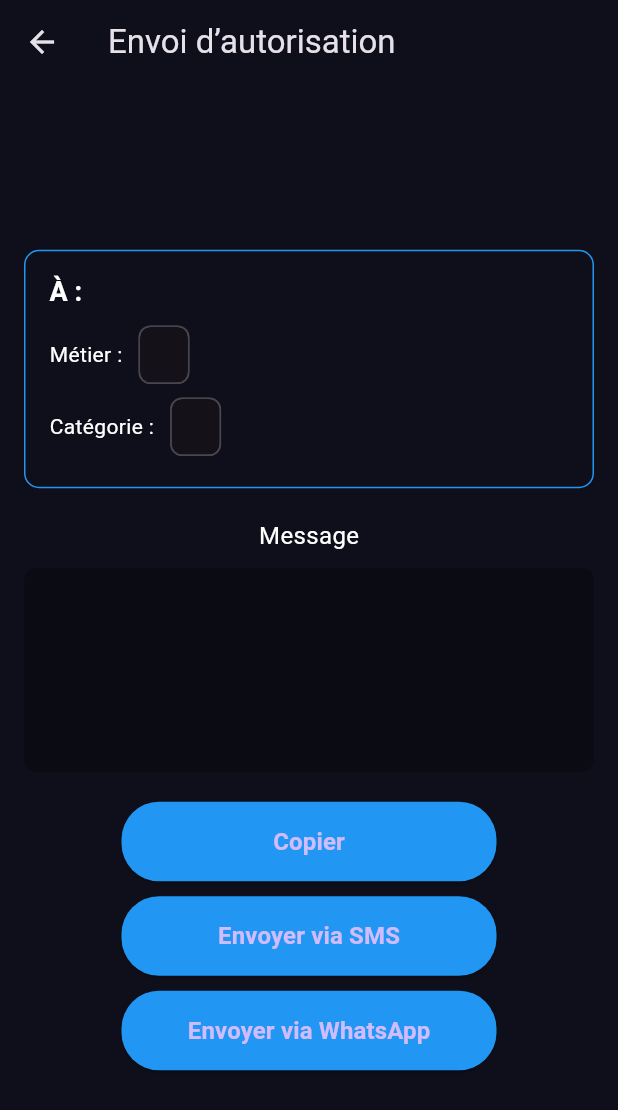
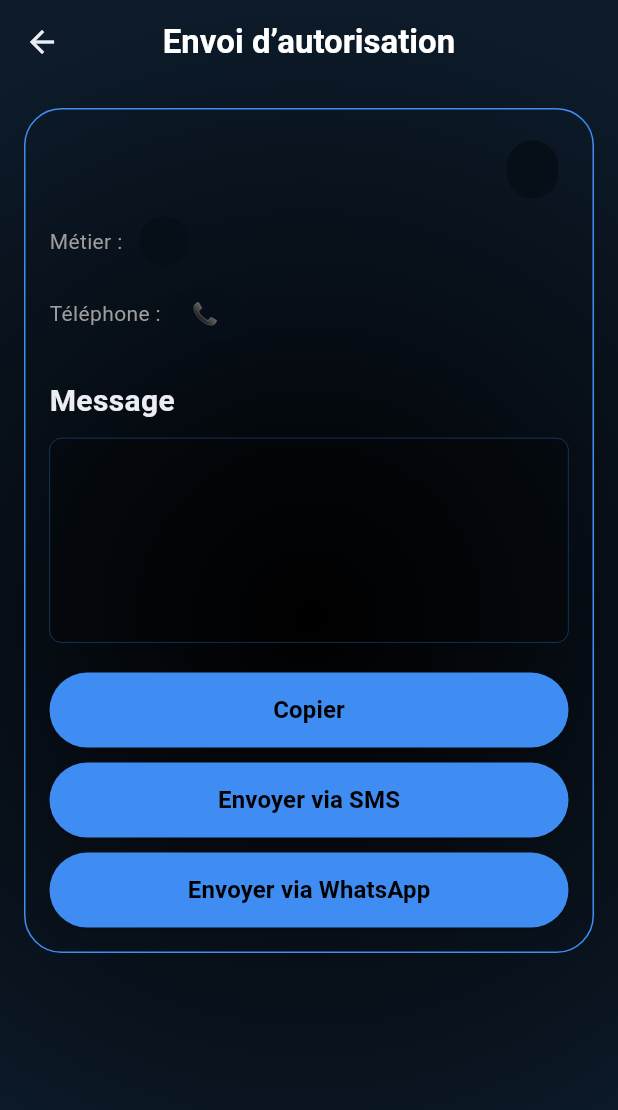
Before and after one commit to thibaultpkahn/RelayMe, a Flutter app: the AuthorizationRequestScreen screen opened directly with empty values, on a phone screen of 412 x 824 dp. Shown: the top 1110 px of the screen. Run offline on Flutter 3.47's test engine with Material 3 defaults, Android fonts, the phone set to English and light mode, and no system bars; our stand-ins replace cloud_firestore, firebase_core; accounts and stored records are empty.

Commit message:
Front de la page autorisations

```diff
--- a/lib/screens/AuthorizationRequestScreen.dart
+++ b/lib/screens/AuthorizationRequestScreen.dart
@@ -1,12 +1,14 @@
 import 'package:flutter/material.dart';
 import 'package:url_launcher/url_launcher.dart';
 import 'package:flutter/services.dart';
+import 'package:relay_me/theme/colors.dart'; // Assurez-vous d'importer vos couleurs
 
 class AuthorizationRequestScreen extends StatefulWidget {
   final String contactName;
   final String job;
   final String category;
   final String initialMessage;
+  final String phone;
 
   const AuthorizationRequestScreen({
     super.key,
@@ -14,6 +16,7 @@ class AuthorizationRequestScreen extends StatefulWidget {
     required this.job,
     required this.category,
     required this.initialMessage,
+    required this.phone
   });
 
   @override
@@ -63,66 +66,158 @@ class _AuthorizationRequestScreenState extends State<AuthorizationRequestScreen>
   @override
   Widget build(BuildContext context) {
     return Scaffold(
-      backgroundColor: const Color(0xFF0E0F1A),
+      backgroundColor: Colors.transparent,
+      extendBodyBehindAppBar: true,
       appBar: AppBar(
-        title: const Text("Envoi d’autorisation"),
         backgroundColor: Colors.transparent,
         elevation: 0,
+        title: const Text(
+          "Envoi d’autorisation",
+          style: TextStyle(
+            color: AppColors.title,
+            fontWeight: FontWeight.bold,
           ),
-      body: Center(
+        ),
+        centerTitle: true,
+        leading: IconButton(
+          icon: const Icon(Icons.arrow_back, color: AppColors.whiteText),
+          onPressed: () => Navigator.pop(context),
+        ),
+      ),
+      body: Container(
+        height: double.infinity,
+        decoration: const BoxDecoration(
+          gradient: RadialGradient(
+            center: Alignment.center,
+            radius: 1.0,
+            colors: [
+              Colors.black,
+              Color(0xFF0D1B2A),
+            ],
+            stops: [0.0, 1.0],
+          ),
+        ),
+        child: SafeArea(
           child: Padding(
+            padding: const EdgeInsets.symmetric(horizontal: 16.0),
+            child: SingleChildScrollView(
+              child: Column(
+                crossAxisAlignment: CrossAxisAlignment.start,
+                children: [
+                  const SizedBox(height: 16),
+                  Container(
                     padding: const EdgeInsets.all(16.0),
-          child: Column(
-            mainAxisAlignment: MainAxisAlignment.center, // Centrage vertical
-            crossAxisAlignment: CrossAxisAlignment.center, // Centrage horizontal
-            children: [
-              Container(
-                padding: const EdgeInsets.all(16),
                     decoration: BoxDecoration(
-                  border: Border.all(color: Colors.blue),
-                  borderRadius: BorderRadius.circular(10),
+                      border: Border.all(
+                        color: AppColors.primary,
+                        width: 1.0,
+                      ),
+                      borderRadius: BorderRadius.circular(25),
                     ),
                     child: Column(
                       crossAxisAlignment: CrossAxisAlignment.start,
                       children: [
-                    RichText(
-                      text: TextSpan(
-                        style: const TextStyle(fontSize: 18, color: Colors.white),
+                        Row(
+                          mainAxisAlignment: MainAxisAlignment.spaceBetween,
                           children: [
-                          const TextSpan(text: "À : ", style: TextStyle(fontWeight: FontWeight.bold)),
-                          TextSpan(text: widget.contactName),
-                        ],
+                            Text(
+                              widget.contactName,
+                              style: const TextStyle(
+                                fontSize: 22,
+                                fontWeight: FontWeight.bold,
+                                color: AppColors.whiteText,
                               ),
                             ),
-                    const SizedBox(height: 8),
-                    Row(
-                      children: [
-                        const Text("Métier : ", style: TextStyle(color: Colors.white)),
-                        Chip(label: Text(widget.job, style: const TextStyle(color: Colors.white))),
+                            Chip(
+                              label: Text(
+                                widget.category,
+                                style: const TextStyle(color: AppColors.primary, fontSize: 14),
+                              ),
+                              backgroundColor: AppColors.tertiary,
+                              shape: RoundedRectangleBorder(
+                                borderRadius: BorderRadius.circular(20),
+                                side: const BorderSide(color: Colors.transparent),
+                              ),
+                            ),
                           ],
                         ),
                         Row(
                           children: [
-                        const Text("Catégorie : ", style: TextStyle(color: Colors.white)),
-                        Chip(label: Text(widget.category, style: const TextStyle(color: Colors.white))),
-                      ],
+                            Text(
+                              "Métier : ",
+                              style: const TextStyle(
+                                fontSize: 14,
+                                color: AppColors.grayText,
+                              ),
+                            ),
+                            Chip(
+                              label: Text(
+                                widget.job,
+                                style: const TextStyle(
+                                  fontSize: 14,
+                                  color: AppColors.primary,
+                                ),
+                              ),
+                              backgroundColor: AppColors.tertiary,
+                              shape: RoundedRectangleBorder(
+                                borderRadius: BorderRadius.circular(20),
+                                side: BorderSide(color: Colors.transparent),
+                              ),
+                              padding: const EdgeInsets.symmetric(horizontal: 8, vertical: 0),
                             ),
                           ],
                         ),
+                        // Numéro de téléphone
+                        Row(
+                          children: [
+                            Text(
+                              "Téléphone : ",
+                              style: const TextStyle(
+                                fontSize: 14,
+                                color: AppColors.grayText,
+                              ),
+                            ),
+                            Chip(
+                              label: Text(
+                                "📞 ${widget.phone}",
+                                style: const TextStyle(
+                                  fontSize: 14,
+                                  color: AppColors.primary,
+                                ),
+                              ),
+                              backgroundColor: AppColors.tertiary,
+                              shape: RoundedRectangleBorder(
+                                borderRadius: BorderRadius.circular(20),
+                                side: BorderSide(color: Colors.transparent),
+                              ),
+                              padding: const EdgeInsets.symmetric(horizontal: 8, vertical: 0),
+                            ),
+                          ],
                         ),
                         const SizedBox(height: 20),
-              const Text("Message", style: TextStyle(fontSize: 16, color: Colors.white)),
+                        const Text(
+                          "Message",
+                          style: TextStyle(
+                            fontSize: 20,
+                            fontWeight: FontWeight.bold,
+                            color: AppColors.whiteText,
+                          ),
+                        ),
                         const SizedBox(height: 10),
                         Container(
                           padding: const EdgeInsets.all(12),
                           decoration: BoxDecoration(
                             color: Colors.black26,
                             borderRadius: BorderRadius.circular(8),
+                            border: Border.all(
+                              color: AppColors.primary,
+                              width: 0.2,
+                            ),
                           ),
                           child: TextField(
                             controller: _messageController,
                             maxLines: 4,
-                  style: const TextStyle(color: Colors.white),
+                            style: const TextStyle(color: AppColors.whiteText),
                             decoration: const InputDecoration(
                               border: InputBorder.none,
                             ),
@@ -141,6 +236,12 @@ class _AuthorizationRequestScreenState extends State<AuthorizationRequestScreen>
                       ],
                     ),
                   ),
+                  const SizedBox(height: 20),
+                ],
+              ),
+            ),
+          ),
+        ),
       ),
     );
   }
@@ -155,15 +256,24 @@ class ActionButton extends StatelessWidget {
   @override
   Widget build(BuildContext context) {
     return SizedBox(
-      width: 250, // Taille réduite pour être bien centré
+      width: double.infinity,
+      height: 50,
       child: ElevatedButton(
         style: ElevatedButton.styleFrom(
-          padding: const EdgeInsets.symmetric(vertical: 15),
-          backgroundColor: Colors.blue,
-          shape: RoundedRectangleBorder(borderRadius: BorderRadius.circular(25)),
+          backgroundColor: AppColors.primary,
+          shape: RoundedRectangleBorder(
+            borderRadius: BorderRadius.circular(25),
+          ),
         ),
         onPressed: onPressed,
-        child: Text(label, style: const TextStyle(fontSize: 16, fontWeight: FontWeight.bold)),
+        child: Text(
+          label,
+          style: const TextStyle(
+            fontSize: 16,
+            fontWeight: FontWeight.bold,
+            color: AppColors.blackText,
+          ),
+        ),
       ),
     );
   }
--- a/lib/screens/contact_detail_screen.dart
+++ b/lib/screens/contact_detail_screen.dart
@@ -168,6 +168,7 @@ class ContactDetailScreen extends StatelessWidget {
                                       job: contact["job"],
                                       category: contact["category"],
                                       initialMessage: contact["requestMessage"],
+                                      phone: contact["phone"],
                                     ),
                                   ),
                                 );
@@ -187,6 +188,7 @@ class ContactDetailScreen extends StatelessWidget {
                                       job: contact["job"],
                                       category: contact["category"],
                                       initialMessage: contact["sendMessage"],
+                                      phone: contact["phone"],
                                     ),
                                   ),
                                 );
@@ -206,6 +208,7 @@ class ContactDetailScreen extends StatelessWidget {
                                       job: contact["job"],
                                       category: contact["category"],
                                       initialMessage: contact["notifyMessage"],
+                                      phone: contact["phone"],
                                     ),
                                   ),
                                 );
```
Lines whose indentation alone changed are shown as unchanged.
